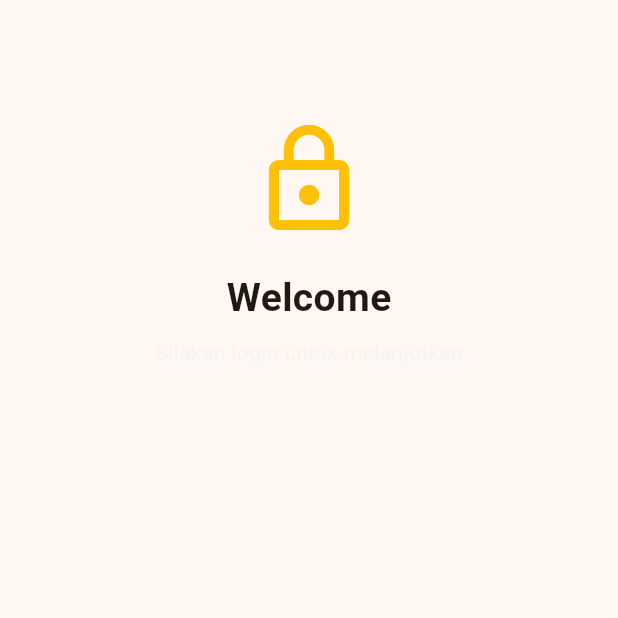
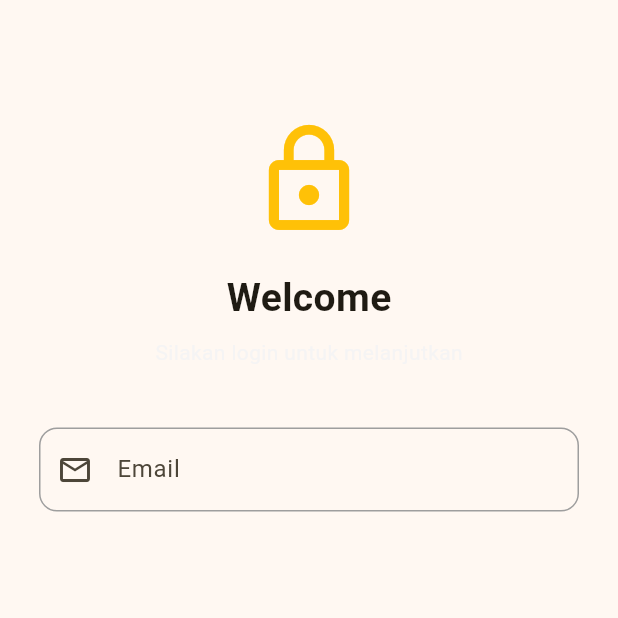
Before and after one commit to Frientia/KBI1179-1123150114-uts, a Flutter app: the Login screen opened directly, on a phone screen of 412 x 824 dp, the top half of it. Run offline on Flutter 3.47's test engine with Material 3 defaults, Android fonts, the phone set to English and light mode, and no system bars.

Commit message:
menambahkan textfield

```diff
--- a/lib/login.dart
+++ b/lib/login.dart
@@ -20,6 +20,30 @@ class Login extends StatelessWidget {
                 Text('Welcome', style: TextStyle(fontSize: 26, fontWeight: FontWeight.bold)),
                 SizedBox(height: 8),
                 Text('Silakan login untuk melanjutkan', style: TextStyle(fontSize: 14, color: Color.fromARGB(255, 245, 244, 244))),
+
+                SizedBox(height: 40),
+                TextField(
+                  keyboardType: TextInputType.emailAddress,
+                  decoration: InputDecoration(
+                    labelText: 'Email',
+                    hintText: 'Masukkan email Anda',
+                    prefixIcon: Icon(Icons.email_outlined),
+                    border: OutlineInputBorder(
+                      borderRadius: BorderRadius.all(Radius.circular(12)),
+                    ),
+                    enabledBorder: OutlineInputBorder(
+                      borderRadius: BorderRadius.all(Radius.circular(12)),
+                      borderSide: BorderSide(color: Colors.grey),
+                    ),
+                    focusedBorder: OutlineInputBorder(
+                      borderRadius: BorderRadius.all(Radius.circular(12)),
+                      borderSide: BorderSide(color: Colors.blue, width: 2),
+                    ),
+                  ),
+                ),
+
+                SizedBox(height: 20),
+
               ],
             ),
           ),
```
